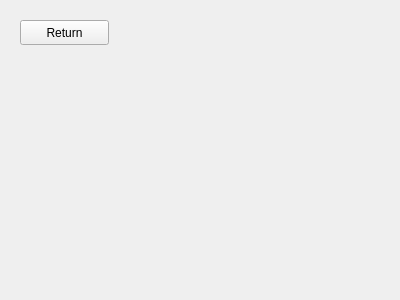
Above: practice.ui from BrandonWortmann/Blackjack2.0 before the change. Below: the same form after it.
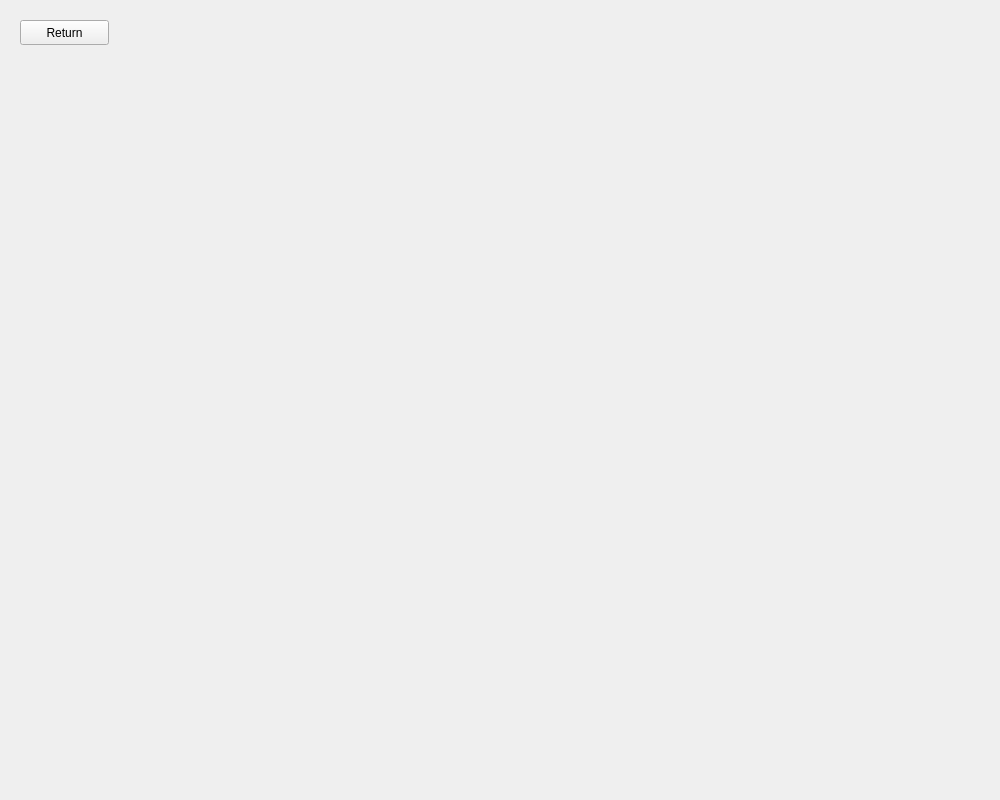
That is the form after the change.

Diff of the .ui file:
```diff
--- a/practice.ui
+++ b/practice.ui
@@ -6,8 +6,8 @@
    <rect>
     <x>0</x>
     <y>0</y>
-    <width>400</width>
-    <height>300</height>
+    <width>1000</width>
+    <height>800</height>
    </rect>
   </property>
   <property name="windowTitle">
```
